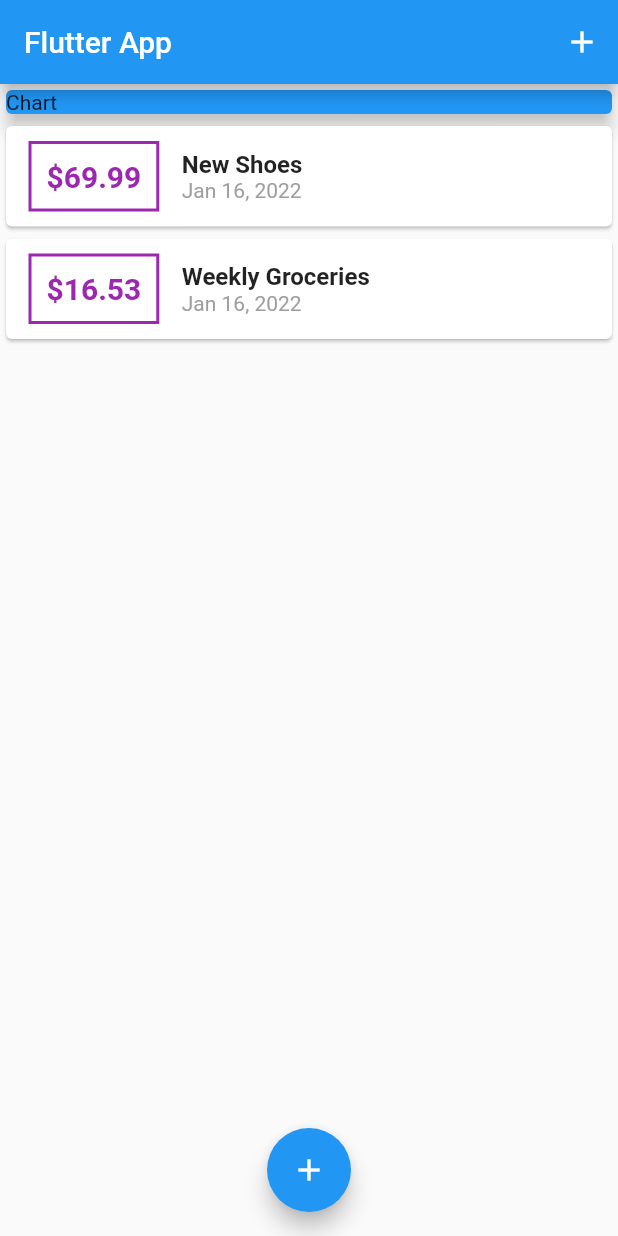
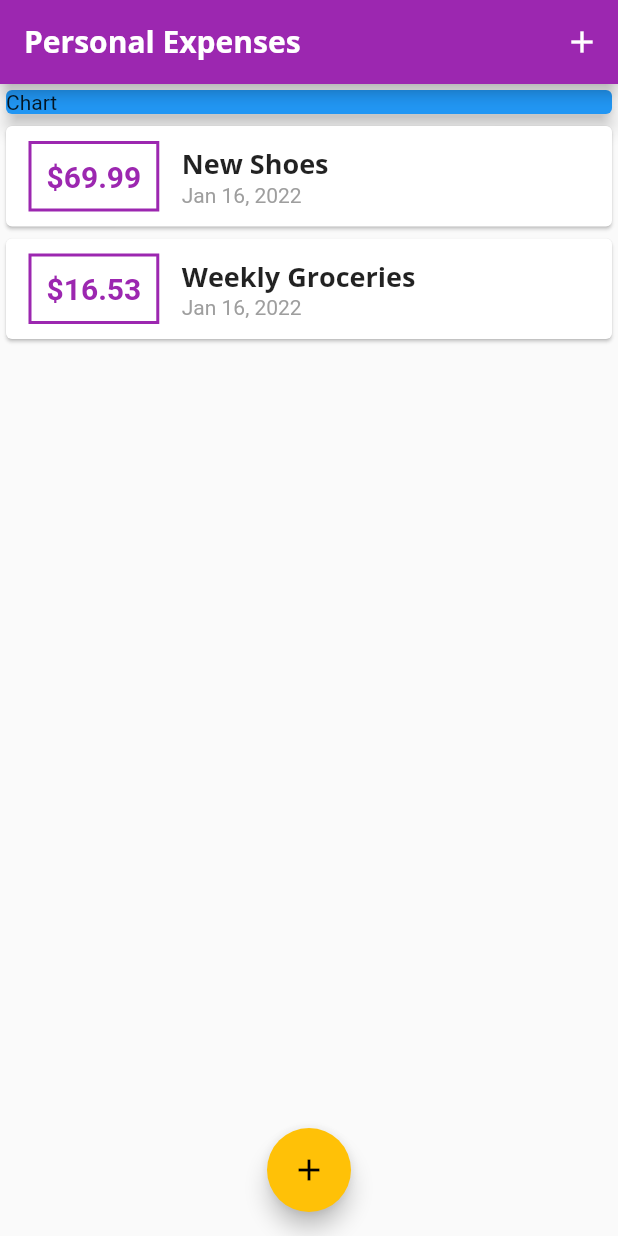
Before and after one commit to Lastlilith/PersonalExpenses, a Flutter app: the screen it shows after launch, on a phone screen of 412 x 824 dp. Run offline on Flutter 3.47's test engine with Material 2 defaults, Android fonts, the phone set to English and light mode, and no system bars.

Commit message:
Adjusted themes
Adjusted themes

```diff
--- a/lib/main.dart
+++ b/lib/main.dart
@@ -10,7 +10,26 @@ class MyApp extends StatelessWidget {
   @override
   Widget build(BuildContext context) {
     return MaterialApp(
-      title: 'Flutter App',
+      title: 'Personal Expenses',
+      theme: ThemeData(
+        primarySwatch: Colors.purple,
+        accentColor: Colors.amber,
+        fontFamily: 'Quicksand',
+        textTheme: ThemeData.light().textTheme.copyWith(
+              headline6: TextStyle(
+                fontFamily: 'OpenSans',
+                fontWeight: FontWeight.bold,
+                fontSize: 18,
+              ),
+            ),
+        appBarTheme: AppBarTheme(
+          titleTextStyle: TextStyle(
+            fontFamily: 'OpenSans',
+            fontSize: 20,
+            fontWeight: FontWeight.bold,
+          ),
+        ),
+      ),
       home: MyHomePage(),
     );
   }
@@ -67,7 +86,9 @@ class _MyHomePageState extends State<MyHomePage> {
   Widget build(BuildContext context) {
     return Scaffold(
       appBar: AppBar(
-        title: Text('Flutter App'),
+        title: Text(
+          'Personal Expenses',
+        ),
         actions: [
           IconButton(
             onPressed: () => _startAddNewTransaction(context),
--- a/lib/widgets/transaction_list.dart
+++ b/lib/widgets/transaction_list.dart
@@ -23,7 +23,7 @@ class TransactionList extends StatelessWidget {
                   ),
                   decoration: BoxDecoration(
                     border: Border.all(
-                      color: Colors.purple,
+                      color: Theme.of(context).primaryColor,
                       width: 2,
                     ),
                   ),
@@ -33,7 +33,7 @@ class TransactionList extends StatelessWidget {
                     style: TextStyle(
                       fontWeight: FontWeight.bold,
                       fontSize: 20,
-                      color: Colors.purple,
+                      color: Theme.of(context).primaryColor,
                     ),
                   ),
                 ),
@@ -42,10 +42,7 @@ class TransactionList extends StatelessWidget {
                   children: [
                     Text(
                       transactions[index].title,
-                      style: TextStyle(
-                        fontSize: 16,
-                        fontWeight: FontWeight.bold,
-                      ),
+                      style: Theme.of(context).textTheme.headline6,
                     ),
                     Text(
                       DateFormat.yMMMd().format(transactions[index].date),
```
Also changed, not shown: pubspec.yaml (+11 -6 lines), assets/fonts/OpenSans-Bold.ttf (added), assets/fonts/OpenSans-Regular.ttf (added), assets/fonts/Quicksand-Bold.ttf (added), assets/fonts/Quicksand-Light.ttf (added), assets/fonts/Quicksand-Medium.ttf (added), assets/fonts/Quicksand-Regular.ttf (added).
